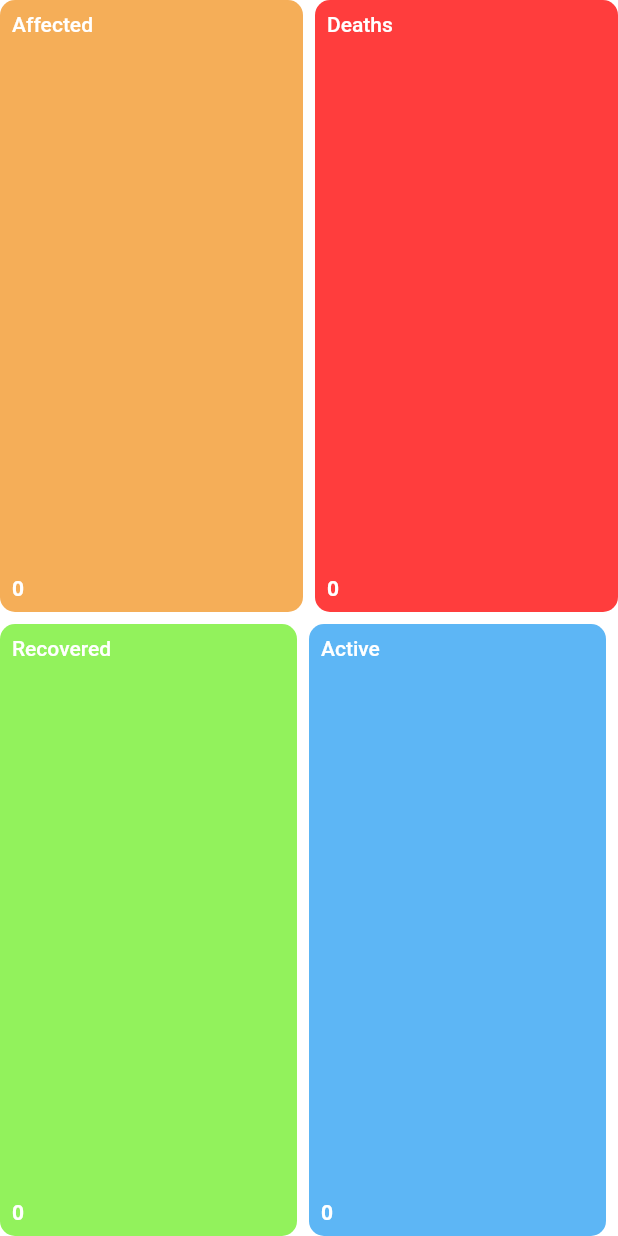
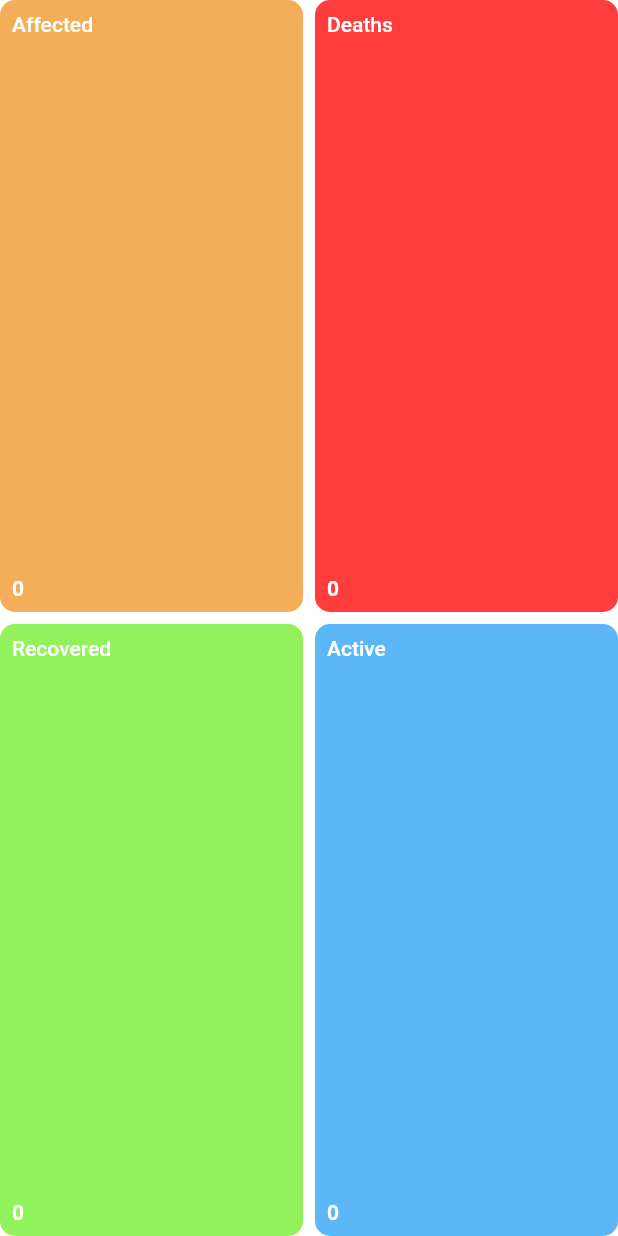
Before and after one commit to muiz6/covid_tracker, a Flutter app: the StatContent widget shown alone on an empty page, opened directly, on a phone screen of 412 x 824 dp. Run offline on Flutter 3.47's test engine with Material 2 defaults, Android fonts, the phone set to English and light mode, and no system bars; our stand-ins replace rxdart; network calls fail.

Commit message:
fixed stat content ui

```diff
--- a/lib/src/ui/global_stats/stat_content.dart
+++ b/lib/src/ui/global_stats/stat_content.dart
@@ -1,7 +1,7 @@
-import '../dimens.dart';
-import '../global_stats/stat_tile.dart';
-import '../my_colors.dart';
-import '../strings.dart';
+import 'package:zero_to_hero/src/ui/dimens.dart';
+import 'package:zero_to_hero/src/ui/global_stats/stat_tile.dart';
+import 'package:zero_to_hero/src/ui/my_colors.dart';
+import 'package:zero_to_hero/src/ui/strings.dart';
 import 'package:flutter/material.dart';
 
 class StatContent extends StatelessWidget {
@@ -38,10 +38,8 @@ class StatContent extends StatelessWidget {
                 ),
               ),
               // Using sized box for easier padding
-              SizedBox.fromSize(
-                size: Size.fromWidth(
-                  Dimens.INSET_S,
-                ),
+              SizedBox(
+                width: Dimens.INSET_S,
               ),
               Expanded(
                 child: StatTile(
@@ -53,10 +51,8 @@ class StatContent extends StatelessWidget {
             ],
           ),
         ),
-        SizedBox.fromSize(
-          size: Size.fromHeight(
-            Dimens.INSET_S,
-          ),
+        SizedBox(
+          height: Dimens.INSET_S,
         ),
         Expanded(
           child: Row(
@@ -68,10 +64,8 @@ class StatContent extends StatelessWidget {
                   color: _colors[2],
                 ),
               ),
-              SizedBox.fromSize(
-                size: Size.fromWidth(
-                  Dimens.INSET_S,
-                ),
+              SizedBox(
+                width: Dimens.INSET_S,
               ),
               Expanded(
                 child: StatTile(
@@ -80,17 +74,6 @@ class StatContent extends StatelessWidget {
                   color: _colors[3],
                 ),
               ),
-              SizedBox.fromSize(
-                size: Size.fromWidth(
-                  Dimens.INSET_S,
-                ),
-              ),
-              // Expanded(
-              //   child: StatTile(
-              //     title: Strings.SERIOUS,
-              //     color: _colors[4],
-              //   ),
-              // )
             ],
           ),
         ),
```
Also changed, not shown: lib/src/ui/global_stats/global_stats_page.dart (+23 -16 lines).
